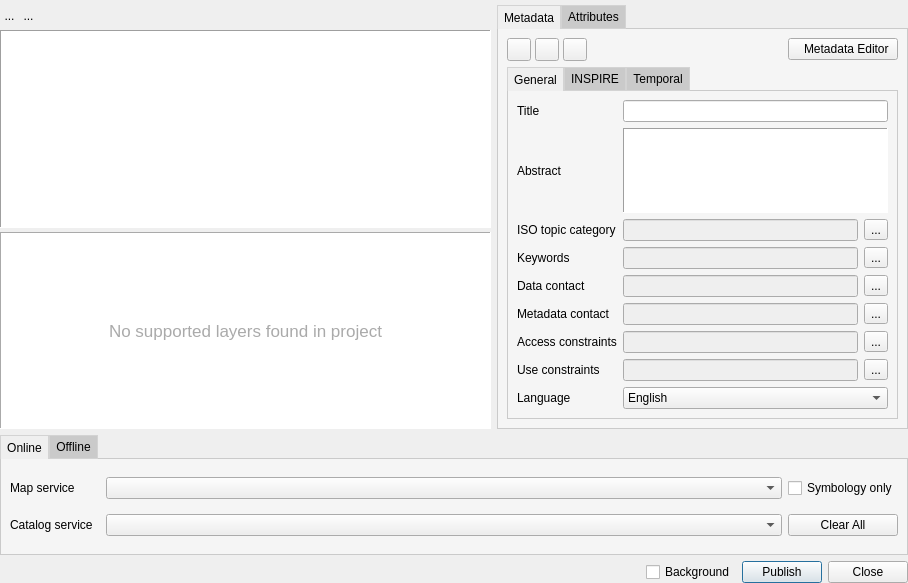
Qt form geocatbridge/ui/publishwidget.ui (GeoCat/qgis-bridge-plugin) before a commit.
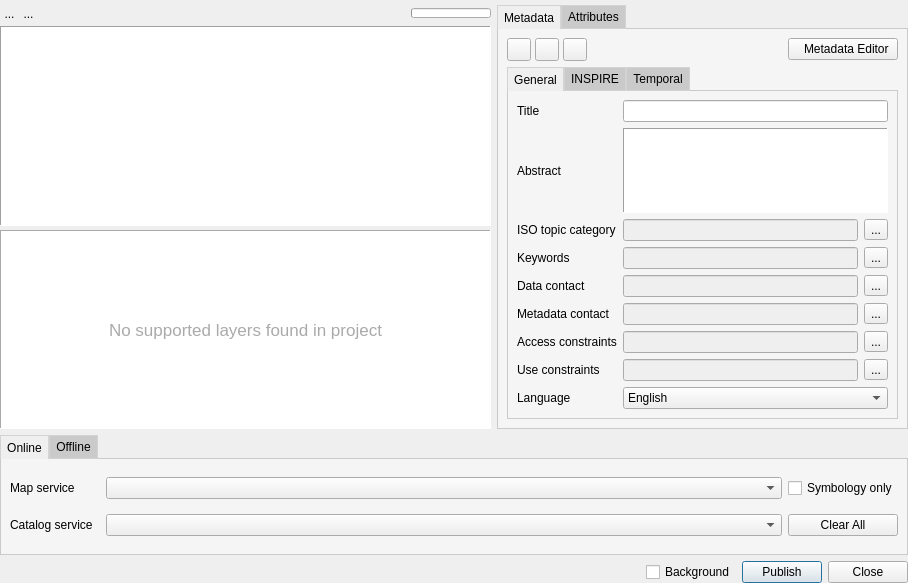
The same form after that commit. Icons and pictures are not drawn.

What changed in the file:
```diff
--- a/geocatbridge/ui/publishwidget.ui
+++ b/geocatbridge/ui/publishwidget.ui
@@ -81,12 +81,37 @@
            </property>
            <property name="sizeHint" stdset="0">
             <size>
-             <width>250</width>
-             <height>21</height>
+             <width>40</width>
+             <height>16</height>
             </size>
            </property>
           </spacer>
          </item>
+         <item>
+          <widget class="QProgressBar" name="progressBar">
+           <property name="sizePolicy">
+            <sizepolicy hsizetype="Preferred" vsizetype="Preferred">
+             <horstretch>0</horstretch>
+             <verstretch>0</verstretch>
+            </sizepolicy>
+           </property>
+           <property name="maximumSize">
+            <size>
+             <width>80</width>
+             <height>10</height>
+            </size>
+           </property>
+           <property name="value">
+            <number>0</number>
+           </property>
+           <property name="alignment">
+            <set>Qt::AlignJustify|Qt::AlignVCenter</set>
+           </property>
+           <property name="textVisible">
+            <bool>false</bool>
+           </property>
+          </widget>
+         </item>
         </layout>
        </item>
        <item>
```
Left out of the diff: 2 changed lines with no effect on the pictures.
